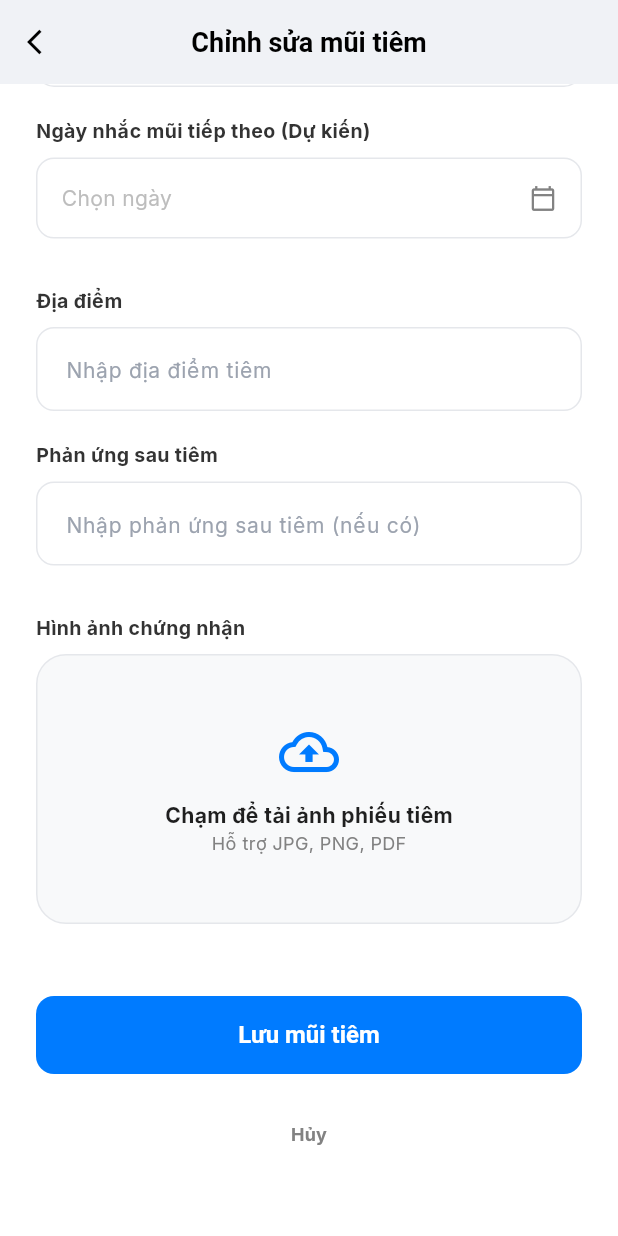
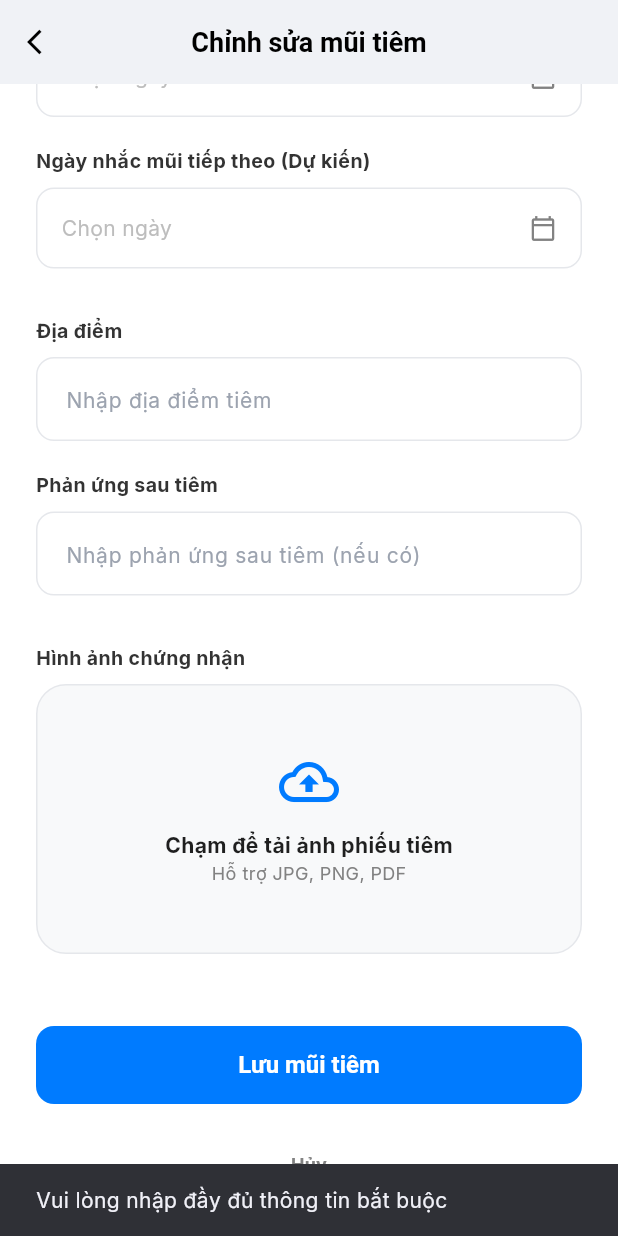
Before and after one commit to TranAnhBlue/vaccination_record, a Flutter app: the EditRecordScreen screen opened directly with empty values, scrolled down 421 dp, after a tap on "Lưu mũi tiêm", on a phone screen of 412 x 824 dp. Run offline on Flutter 3.47's test engine with Material 3 defaults, Android fonts, the phone set to English and light mode, and no system bars; our stand-ins replace google_fonts, image_picker, shared_preferences, sqflite, sqflite_common_ffi, sqflite_common_ffi_web; accounts and stored records are empty.

Commit message:
CRUD mui tiem

```diff
--- a/lib/core/routes/app_router.dart
+++ b/lib/core/routes/app_router.dart
@@ -22,7 +22,7 @@
 
     case AppRoutes.detail:
       final record = settings.arguments as VaccinationRecord;
-      return MaterialPageRoute(builder: (_) => VaccinationDetailScreen(record: record));
+      return MaterialPageRoute(builder: (_) => VaccinationDetailScreen(initialRecord: record));
 
     case AppRoutes.forgot:
       return MaterialPageRoute(builder: (_) => const ForgotPasswordScreen());
--- a/lib/data/repositories/vaccination_repository_impl.dart
+++ b/lib/data/repositories/vaccination_repository_impl.dart
@@ -38,8 +38,9 @@
   }
 
   @override
-  Future<List<VaccinationRecord>> getRecords() {
-    return dao.getAll();
+  Future<List<VaccinationRecord>> getRecords() async {
+    final models = await dao.getAll();
+    return models.map((e) => e as VaccinationRecord).toList();
   }
 
   @override
--- a/lib/presentation/screens/edit_record_screen.dart
+++ b/lib/presentation/screens/edit_record_screen.dart
@@ -21,6 +21,8 @@
   late TextEditingController doseController;
   late TextEditingController locationController;
   late TextEditingController reactionController;
+  final _formKey = GlobalKey<FormState>();
+  bool _isLoading = false;
 
   DateTime? _injectionDate;
   DateTime? _reminderDate;
@@ -59,7 +61,10 @@
       ),
       body: SingleChildScrollView(
         padding: const EdgeInsets.all(24),
+        child: Form(
+          key: _formKey,
           child: _buildEditForm(),
+        ),
       ),
     );
   }
@@ -71,10 +76,10 @@
         _buildSectionTitle("Thông tin vaccine"),
         const SizedBox(height: 24),
         _buildLabel("Loại vaccine"),
-        _buildTextField(nameController, "Nhập loại vaccine"),
+        _buildTextField(nameController, "Nhập loại vaccine", validator: (v) => v!.isEmpty ? "Vui lòng nhập loại vaccine" : null),
         const SizedBox(height: 20),
         _buildLabel("Mũi số"),
-        _buildTextField(doseController, "Nhập số mũi", keyboardType: TextInputType.number),
+        _buildTextField(doseController, "Nhập số mũi", keyboardType: TextInputType.number, validator: (v) => v!.isEmpty ? "Vui lòng nhập mũi số" : null),
         const SizedBox(height: 32),
         _buildSectionTitle("Thời gian"),
         const SizedBox(height: 24),
@@ -93,6 +98,9 @@
         _buildLabel("Hình ảnh chứng nhận"),
         _buildImagePicker(),
         const SizedBox(height: 48),
+        if (_isLoading)
+          const Center(child: CircularProgressIndicator()),
+        if (!_isLoading) ...[
           SizedBox(
             width: double.infinity,
             height: 52,
@@ -112,15 +120,17 @@
               child: const Text("Hủy", style: TextStyle(color: Color(0xFF828282), fontWeight: FontWeight.bold)),
             ),
           ),
+        ],
         const SizedBox(height: 20),
       ],
     );
   }
 
-  Widget _buildTextField(TextEditingController controller, String hint, {TextInputType keyboardType = TextInputType.text}) {
-    return TextField(
+  Widget _buildTextField(TextEditingController controller, String hint, {TextInputType keyboardType = TextInputType.text, String? Function(String?)? validator}) {
+    return TextFormField(
       controller: controller,
       keyboardType: keyboardType,
+      validator: validator,
       decoration: InputDecoration(
         hintText: hint,
         filled: true,
@@ -129,6 +139,7 @@
         border: OutlineInputBorder(borderRadius: BorderRadius.circular(12), borderSide: const BorderSide(color: Color(0xFFE5E7EB))),
         enabledBorder: OutlineInputBorder(borderRadius: BorderRadius.circular(12), borderSide: const BorderSide(color: Color(0xFFE5E7EB))),
         focusedBorder: OutlineInputBorder(borderRadius: BorderRadius.circular(12), borderSide: const BorderSide(color: AppTheme.primary, width: 2)),
+        errorBorder: OutlineInputBorder(borderRadius: BorderRadius.circular(12), borderSide: const BorderSide(color: Colors.red, width: 1)),
       ),
     );
   }
@@ -221,18 +232,42 @@
   }
 
   void _handleUpdate() async {
+    if (_formKey.currentState!.validate()) {
+      setState(() => _isLoading = true);
+      try {
         final vm = context.read<VaccinationViewModel>();
         await vm.update(VaccinationRecord(
           id: widget.record.id,
-      vaccineName: nameController.text,
-      dose: int.tryParse(doseController.text) ?? 1,
+          vaccineName: nameController.text.trim(),
+          dose: int.tryParse(doseController.text.trim()) ?? 1,
           date: DateFormat('yyyy-MM-dd').format(_injectionDate!),
           reminderDate: _reminderDate != null ? DateFormat('yyyy-MM-dd').format(_reminderDate!) : "",
-      location: locationController.text,
-      note: reactionController.text,
+          location: locationController.text.trim(),
+          note: reactionController.text.trim(),
           imagePath: _imageFile?.path ?? widget.record.imagePath,
         ));
-    setState(() => _isSuccess = true);
+        if (mounted) {
+          setState(() {
+            _isLoading = false;
+            _isSuccess = true;
+          });
+          ScaffoldMessenger.of(context).showSnackBar(
+            const SnackBar(content: Text("Cập nhật mũi tiêm thành công"), backgroundColor: AppTheme.success),
+          );
+        }
+      } catch (e) {
+        if (mounted) {
+          setState(() => _isLoading = false);
+          ScaffoldMessenger.of(context).showSnackBar(
+            SnackBar(content: Text("Lỗi: ${e.toString()}"), backgroundColor: AppTheme.danger),
+          );
+        }
+      }
+    } else {
+      ScaffoldMessenger.of(context).showSnackBar(
+        const SnackBar(content: Text("Vui lòng nhập đầy đủ thông tin bắt buộc")),
+      );
+    }
   }
 
   Widget _buildSuccessView() {
```
Also changed, not shown: analysis.txt (+19 -15 lines), lib/data/local/database_helper.dart (+32 -2 lines), lib/presentation/screens/add_record_screen.dart (+32 -5 lines), lib/presentation/screens/home_screen.dart (+27 -7 lines), lib/presentation/screens/vaccination_detail_screen.dart (+28 -14 lines). Lines whose indentation alone changed are shown as unchanged.
